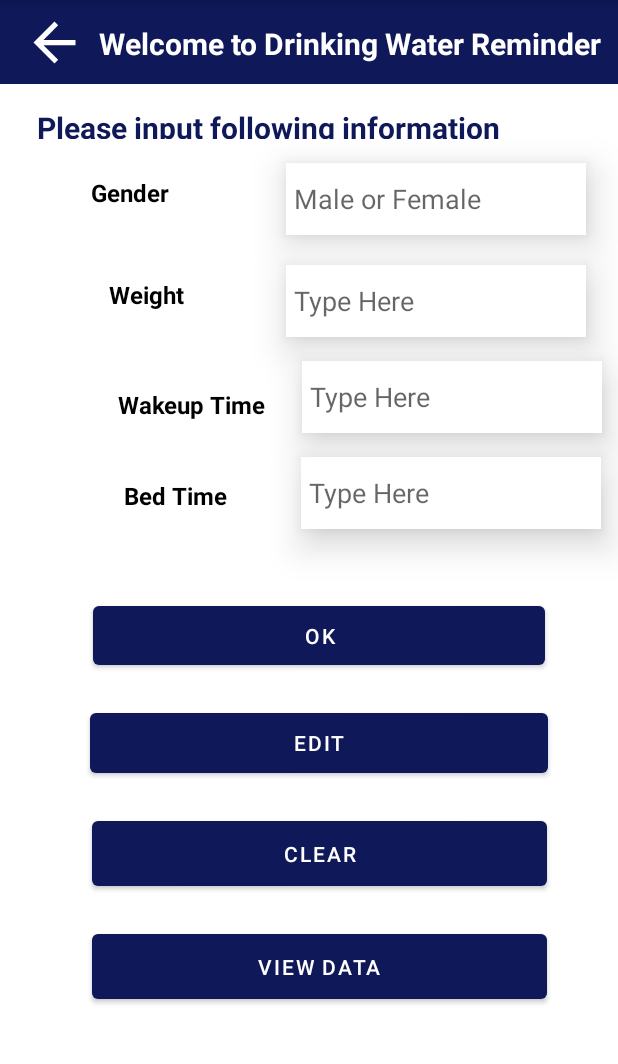
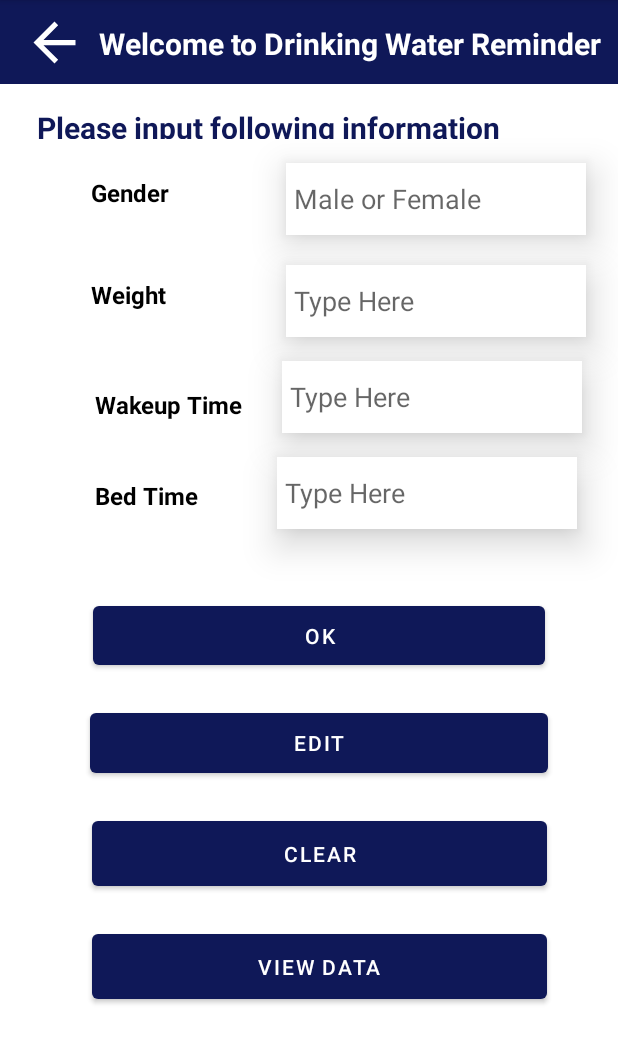
Before and after one commit to AnuththaraGHN/Fitness-World, an Android app: the insert1 screen opened directly, with no data from a screen before it, on a phone screen of 412 x 824 dp, the part 84-1148 px from its top. Run offline under Robolectric (Android 15) with nearby library versions, the phone set to English and light mode, and no system bars.

Commit message:
initial commit

```diff
--- a/app/src/main/res/layout/activity_insert1.xml
+++ b/app/src/main/res/layout/activity_insert1.xml
@@ -89,8 +89,6 @@
         android:id="@+id/weightv"
         android:layout_width="wrap_content"
         android:layout_height="wrap_content"
-        android:layout_marginStart="12dp"
-        android:layout_marginLeft="12dp"
         android:text="Weight"
         android:textColor="@color/black"
         android:textSize="16sp"
@@ -118,8 +116,6 @@
         android:id="@+id/wakeupv"
         android:layout_width="wrap_content"
         android:layout_height="wrap_content"
-        android:layout_marginStart="16dp"
-        android:layout_marginLeft="16dp"
         android:layout_marginEnd="24dp"
         android:layout_marginRight="24dp"
         android:text="Wakeup Time"
@@ -152,8 +148,6 @@
         android:id="@+id/bedtimev"
         android:layout_width="wrap_content"
         android:layout_height="wrap_content"
-        android:layout_marginStart="4dp"
-        android:layout_marginLeft="4dp"
         android:text="Bed Time"
         android:textColor="@color/black"
         android:textSize="16sp"
```
